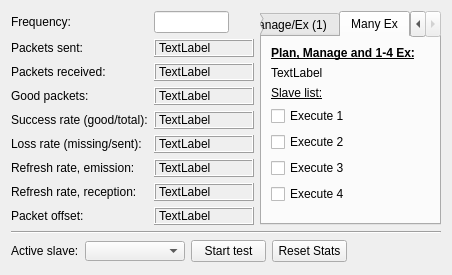
Above: ui/w_commtest.ui from JFDuval/flexsea-plan before the change. Below: the same form after it.
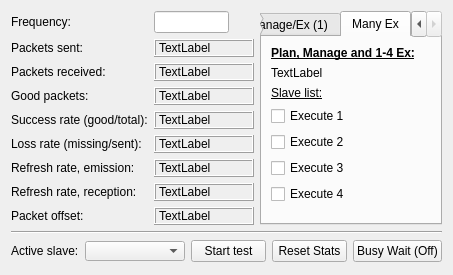
That is the form after the change.

Commit message: Comm Test optionally busy waits (button toggle)

What changed in the file:
```diff
--- a/ui/w_commtest.ui
+++ b/ui/w_commtest.ui
@@ -595,6 +595,13 @@
        </property>
       </widget>
      </item>
+     <item>
+      <widget class="QPushButton" name="busyWaitButton">
+       <property name="text">
+        <string>Busy Wait (Off)</string>
+       </property>
+      </widget>
+     </item>
      <item>
       <spacer name="horizontalSpacer_3">
        <property name="orientation">
```
The commit also changes 2 other files.
